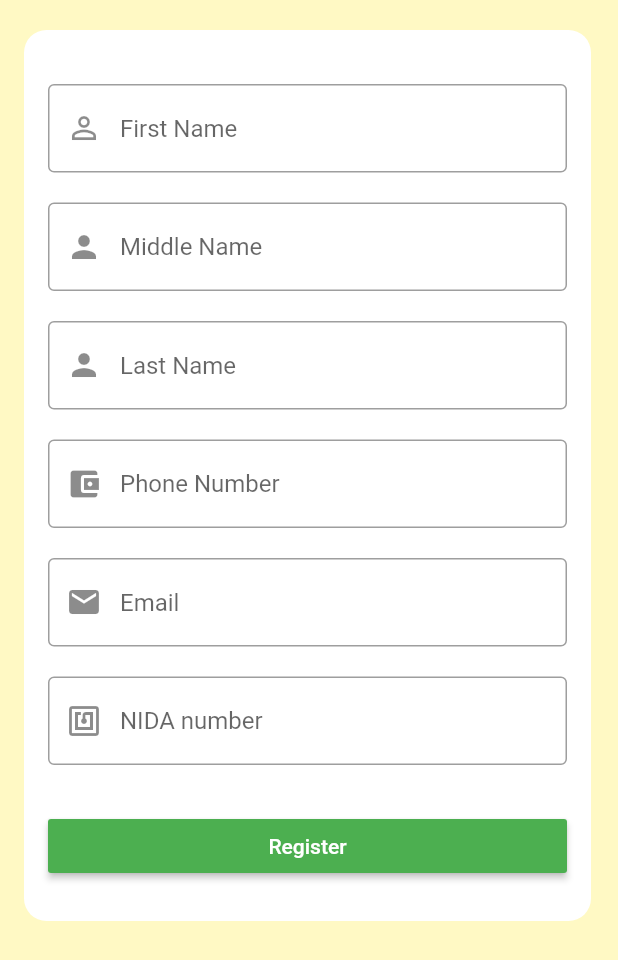
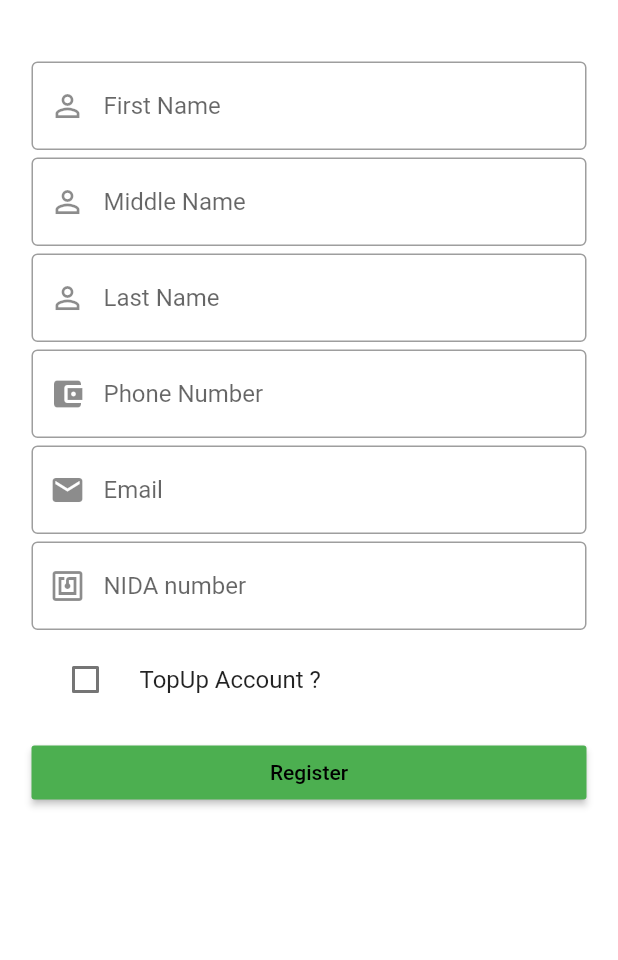
Before and after one commit to lapagydem/toll_gate, a Flutter app: the RegisterAccount screen opened directly, on a phone screen of 412 x 824 dp. Shown: the top 960 px of the screen. Run offline on Flutter 3.47's test engine with Material 2 defaults, Android fonts, the phone set to English and light mode, and no system bars; our stand-ins replace flutter_login, flutter_typeahead, splashscreen; missing offline and left inert: autocomplete_textfield, barcode_scan, flutter_session; accounts and stored records are empty; network calls fail.

Commit message:
changes  2021--Account Registration2

```diff
--- a/lib/src/pages/account_form.dart
+++ b/lib/src/pages/account_form.dart
@@ -24,7 +24,7 @@ Future<AccountModel> createAccount(
   String password_hash,
   String email,
   String phone,
-  dynamic created_by,
+  dynamic created_by, amount,
 ) async {
   final String apiUrl = 'https://bridge-core.nssf.or.tz/account/create';
 //  final String apiUrl = 'http://192.168.43.86/Ekanisa/web/vehicles';
@@ -36,7 +36,8 @@ Future<AccountModel> createAccount(
     "password_hash": password_hash,
     "email": email,
     "phone": phone,
-    "created_by": created_by
+    "created_by": created_by,
+    "amount": amount
   });
   print(response.body);
   var result = response.body;
@@ -52,7 +53,7 @@ Future<AccountModel> createAccount(
 class RegisterAccountState extends State<RegisterAccount> {
   AccountModel _account;
   final _formKey = GlobalKey<FormState>();
-
+  bool amountUpdate_value = false;
   final TextEditingController nidaController = TextEditingController();
   final TextEditingController first_nameController = TextEditingController();
   final TextEditingController middle_nameController = TextEditingController();
@@ -60,6 +61,7 @@ class RegisterAccountState extends State<RegisterAccount> {
   final TextEditingController emailController = TextEditingController();
   final TextEditingController phoneController = TextEditingController();
   final TextEditingController password_hashController = TextEditingController();
+  final TextEditingController amountController = TextEditingController();
 
   @override
   Widget build(BuildContext context) {
@@ -67,13 +69,15 @@ class RegisterAccountState extends State<RegisterAccount> {
         ModalRoute.of(context).settings.arguments as Map<String, String>;
     // TODO: implement build
     return Scaffold(
-      backgroundColor: Colors.yellow[100],
+      backgroundColor: Colors.white,
       body: Container(
-        margin: const EdgeInsets.fromLTRB(16.0, 20.0, 18.0, 16.0),
+        margin: const EdgeInsets.fromLTRB(5.0, 5.0, 5.0, 5.0),
         decoration: BoxDecoration(
-            borderRadius: BorderRadius.circular(15.0), color: Colors.white),
+            borderRadius: BorderRadius.circular(5.0),
+            color: Colors.white),
         child: SingleChildScrollView(
           padding: const EdgeInsets.all(16.0),
+          physics: BouncingScrollPhysics(),
           child: Form(
             key: _formKey,
             child: Column(
@@ -93,12 +97,12 @@ class RegisterAccountState extends State<RegisterAccount> {
                       }
                       return null;
                     }),
-                const SizedBox(height: 20.0),
+                const SizedBox(height: 5.0),
                 TextFormField(
                     controller: middle_nameController,
                     decoration: InputDecoration(
                       hintText: "Middle Name",
-                      prefixIcon: Icon(Icons.person),
+                      prefixIcon: Icon(Icons.person_outline),
                       border: const OutlineInputBorder(),
                     ),
                     validator: (value) {
@@ -107,12 +111,12 @@ class RegisterAccountState extends State<RegisterAccount> {
                       }
                       return null;
                     }),
-                const SizedBox(height: 20.0),
+                const SizedBox(height: 5.0),
                 TextFormField(
                     controller: surnameController,
                     decoration: InputDecoration(
                       hintText: "Last Name",
-                      prefixIcon: Icon(Icons.person),
+                      prefixIcon: Icon(Icons.person_outline),
                       border: const OutlineInputBorder(),
                     ),
                     validator: (value) {
@@ -121,9 +125,10 @@ class RegisterAccountState extends State<RegisterAccount> {
                       }
                       return null;
                     }),
-                const SizedBox(height: 20.0),
+                const SizedBox(height: 5.0),
                 TextFormField(
                     controller: phoneController,
+                    keyboardType: TextInputType.number,
                     decoration: InputDecoration(
                       hintText: "Phone Number",
                       prefixIcon: Icon(Icons.account_balance_wallet),
@@ -135,9 +140,10 @@ class RegisterAccountState extends State<RegisterAccount> {
                       }
                       return null;
                     }),
-                const SizedBox(height: 20.0),
+                const SizedBox(height: 5.0),
                 TextFormField(
                     controller: emailController,
+                    keyboardType: TextInputType.emailAddress,
                     decoration: InputDecoration(
                       hintText: "Email",
                       prefixIcon: Icon(Icons.mail),
@@ -149,27 +155,53 @@ class RegisterAccountState extends State<RegisterAccount> {
                       }
                       return null;
                     }),
-                const SizedBox(height: 20.0),
+                const SizedBox(height: 5.0),
                 TextFormField(
+                    keyboardType: TextInputType.number,
                     controller: nidaController,
                     decoration: InputDecoration(
                       hintText: "NIDA number",
                       prefixIcon: Icon(Icons.nfc),
                       border: const OutlineInputBorder(),
                     ),
-                    validator: (value) {
-                      if (value.isEmpty) {
-                        return 'please enter your NIDA number';
-                      }
-                      return null;
-                    }),
-                const SizedBox(height: 20.0),
+                    // validator: (value) {
+                    //   if (value.isEmpty) {
+                    //     return 'please enter your NIDA number';
+                    //   }
+                    //   return null;
+                    // }
+                    ),
+                const SizedBox(height: 5.0),
+                Visibility(
+                  visible: amountUpdate_value,
+                  child: TextFormField(
+                    controller: amountController,
+                    decoration: InputDecoration(
+                      hintText: "Amount",
+                      prefixIcon: Icon(Icons.money),
+                      border: const OutlineInputBorder(),
+                    ),
+                  ),
+                ),
+                CheckboxListTile(
+                  title: Text("TopUp Account ?"),
+                  controlAffinity: ListTileControlAffinity.leading,
+                  value: amountUpdate_value,
+                  onChanged: (bool amountUpdateValue) {
+                    setState(() {
+                      amountUpdate_value = amountUpdateValue;
+                    });
+                    if (amountUpdate_value == true) {
+                      print('test');
+                    }
+                  },
+                ),
                 const SizedBox(height: 10.0),
                 SizedBox(
                   width: double.infinity,
                   child: RaisedButton(
                     color: Colors.green,
-                    textColor: Colors.white,
+                    textColor: Colors.black,
                     onPressed: () async {
                       var user_id = await FlutterSession().get("user_id");
                       print(user_id);
@@ -182,6 +214,7 @@ class RegisterAccountState extends State<RegisterAccount> {
                         final String phone = phoneController.text;
                         final String email = emailController.text;
                         final dynamic created_by = user_id.toString();
+                        final dynamic amount = amountController.text;
                         final AccountModel account = await createAccount(
                             nida,
                             first_name,
@@ -190,7 +223,8 @@ class RegisterAccountState extends State<RegisterAccount> {
                             password_hash,
                             email,
                             phone,
-                            created_by);
+                            created_by,
+                            amount);
 
                         setState(() {
                           _account = account;
--- a/lib/src/pages/dashboard.dart
+++ b/lib/src/pages/dashboard.dart
@@ -195,9 +195,8 @@ class _DashboardState extends State<Dashboard> {
                         ],
                       ),
                       onPressed: () {
-                        Navigator.of(context).pushReplacementNamed(
-                            '/new-account',
-                            arguments: {'title': 'Add new Account'});
+                        Navigator.of(context).pushNamed('/new-account');
+
                       },
                     ),
                   ),
--- a/lib/src/pages/new_account.dart
+++ b/lib/src/pages/new_account.dart
@@ -22,7 +22,7 @@ class _NewAccountState extends State<NewAccount> {
     return Scaffold(
         appBar: AppBar(
           backgroundColor: Colors.orangeAccent,
-          title: Text(routes['title']),
+          title: Text('Account Registration',style: TextStyle(fontStyle: FontStyle.normal, fontSize: 18)),
           centerTitle: true,
         ),
       body: RegisterAccount(),
@@ -42,9 +42,10 @@ class _NewAccountState extends State<NewAccount> {
                 icon: Icon(Icons.dashboard),
                 onPressed: () {
                   Navigator.of(context)
-                      .pushReplacementNamed('/', arguments: {});
+                      .pushReplacementNamed('/dashboard', arguments: {});
                 },
               ),
+
               IconButton(
                 iconSize: 30.0,
                 padding: EdgeInsets.only(right: 28.0),
```
